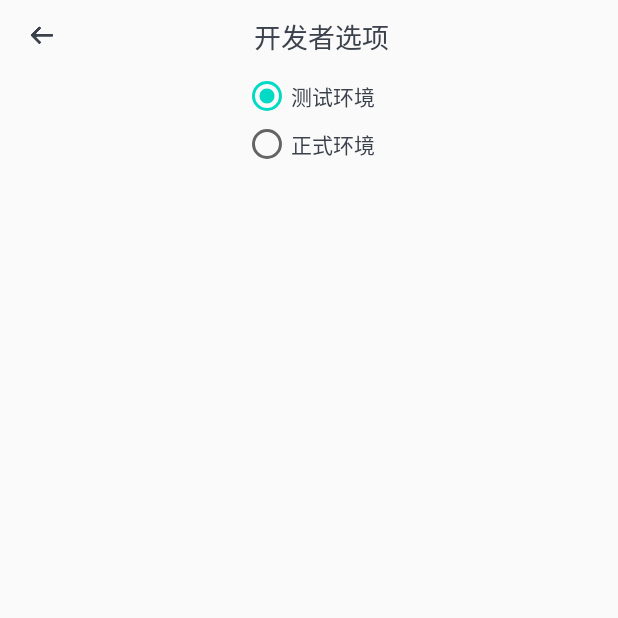
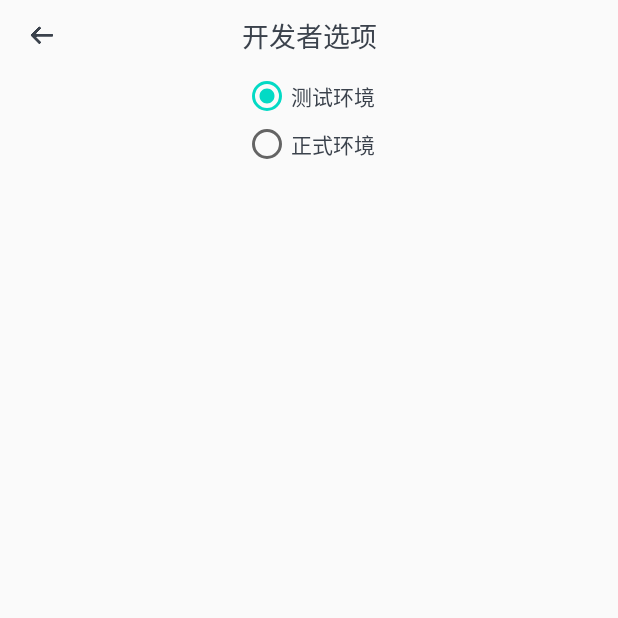
Before and after one commit to components-arch/dimeno-developer, an Android app: the DeveloperActivity screen opened directly, with no data from a screen before it, on a phone screen of 412 x 824 dp, the top half of it. Run offline under Robolectric (Android 15) with nearby library versions, the phone set to English and light mode, and no system bars; libraries missing offline, so code that uses them is left out: com.wangzhen.router, com.wangzhen.statusbar; 1 statement that could not run was skipped.

Commit message:
toolbar标题居中

```diff
--- a/library/src/main/java/com/dimeno/developer/DeveloperActivity.java
+++ b/library/src/main/java/com/dimeno/developer/DeveloperActivity.java
@@ -1,7 +1,6 @@
 package com.dimeno.developer;
 
 import android.content.Context;
-import android.content.DialogInterface;
 import android.content.SharedPreferences;
 import android.os.Bundle;
 import android.view.View;
--- a/library/src/main/res/layout/activity_developer.xml
+++ b/library/src/main/res/layout/activity_developer.xml
@@ -11,6 +11,7 @@
         android:id="@+id/toolbar"
         android:layout_width="match_parent"
         android:layout_height="48dp"
+        app:contentInsetStartWithNavigation="0dp"
         app:layout_constraintTop_toTopOf="parent"
         app:navigationIcon="@mipmap/ic_nav_back" />
 
--- a/library/src/main/res/layout/toolbar_layout.xml
+++ b/library/src/main/res/layout/toolbar_layout.xml
@@ -3,7 +3,7 @@
     xmlns:app="http://schemas.android.com/apk/res-auto"
     xmlns:tools="http://schemas.android.com/tools"
     android:layout_width="match_parent"
-    android:layout_height="48dp">
+    android:layout_height="wrap_content">
 
     <TextView
         android:id="@+id/toolbar_title"
```
